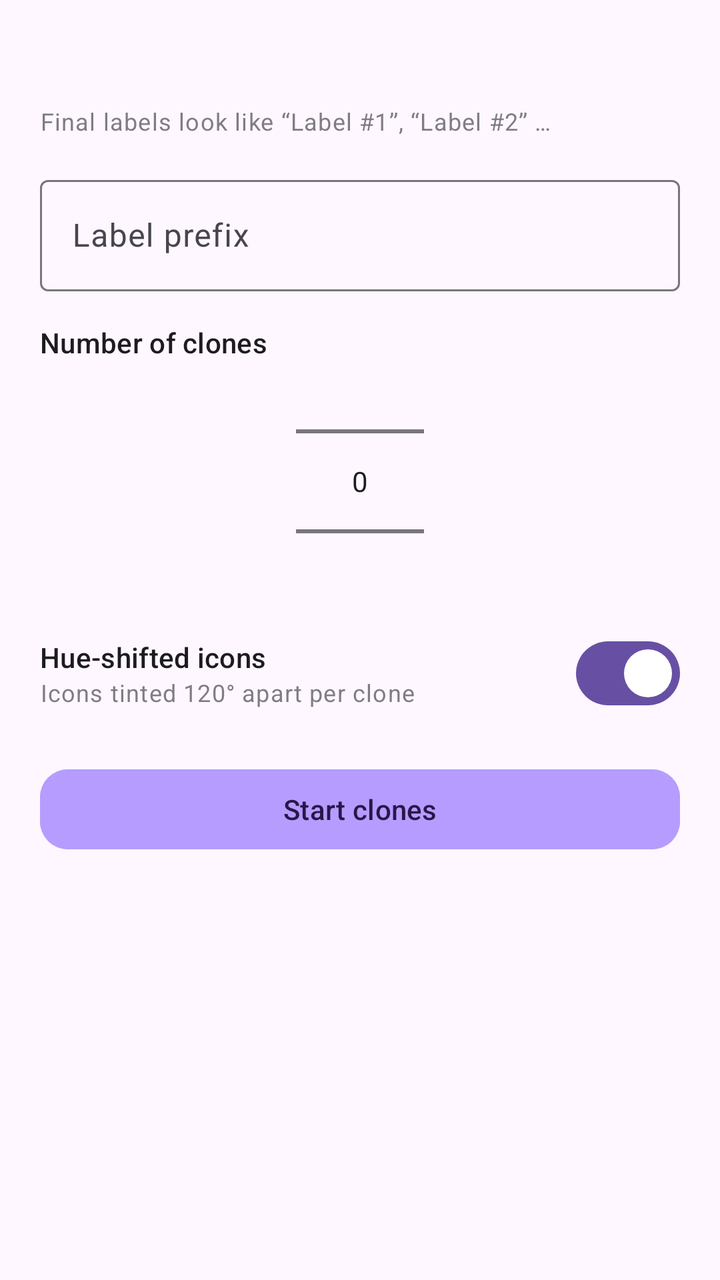
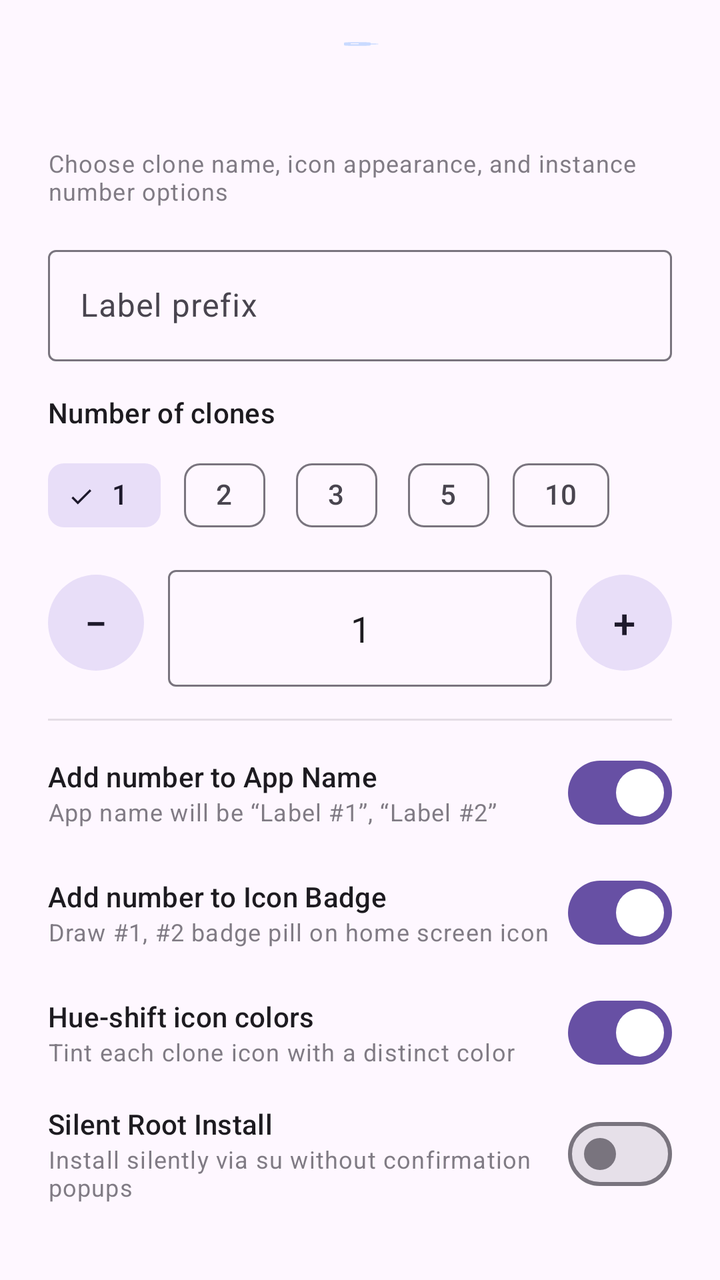

Before-and-after screenshots of an Android layout around one commit, followed by the original layout XML and the change that was made.
<!-- AndroidManifest.xml: application theme Theme.CloneForge -->
<!-- res/layout/sheet_clone.xml -->
<?xml version="1.0" encoding="utf-8"?>
<LinearLayout xmlns:android="http://schemas.android.com/apk/res/android"
    xmlns:app="http://schemas.android.com/apk/res-auto"
    android:id="@+id/ll_sheet_root"
    android:layout_width="match_parent"
    android:layout_height="wrap_content"
    android:orientation="vertical"
    android:paddingStart="20dp"
    android:paddingTop="16dp"
    android:paddingEnd="20dp"
    android:paddingBottom="24dp">

    <TextView
        android:id="@+id/tv_sheet_app"
        android:layout_width="match_parent"
        android:layout_height="wrap_content"
        android:textAppearance="?attr/textAppearanceHeadlineSmall" />

    <TextView
        android:id="@+id/tv_sheet_hint"
        android:layout_width="match_parent"
        android:layout_height="wrap_content"
        android:layout_marginTop="4dp"
        android:text="@string/sheet_hint_pattern"
        android:textAppearance="?attr/textAppearanceBodySmall"
        android:alpha="0.7" />

    <com.google.android.material.textfield.TextInputLayout
        android:id="@+id/til_prefix"
        style="@style/Widget.Material3.TextInputLayout.OutlinedBox"
        android:layout_width="match_parent"
        android:layout_height="wrap_content"
        android:layout_marginTop="16dp"
        android:hint="@string/hint_label_prefix">

        <com.google.android.material.textfield.TextInputEditText
            android:id="@+id/edit_prefix"
            android:layout_width="match_parent"
            android:layout_height="wrap_content"
            android:inputType="text"
            android:maxLines="1" />
    </com.google.android.material.textfield.TextInputLayout>

    <TextView
        android:id="@+id/tv_count_label"
        android:layout_width="match_parent"
        android:layout_height="wrap_content"
        android:layout_marginTop="16dp"
        android:text="@string/label_clone_count"
        android:textAppearance="?attr/textAppearanceTitleSmall" />

    <NumberPicker
        android:id="@+id/picker_count"
        android:layout_width="wrap_content"
        android:layout_height="120dp"
        android:layout_gravity="center_horizontal" />

    <LinearLayout
        android:id="@+id/ll_hue_row"
        android:layout_width="match_parent"
        android:layout_height="wrap_content"
        android:layout_marginTop="12dp"
        android:gravity="center_vertical"
        android:orientation="horizontal">

        <LinearLayout
            android:layout_width="0dp"
            android:layout_height="wrap_content"
            android:layout_weight="1"
            android:orientation="vertical">

            <TextView
                android:id="@+id/tv_hue_label"
                android:layout_width="wrap_content"
                android:layout_height="wrap_content"
                android:text="@string/label_hue_shift"
                android:textAppearance="?attr/textAppearanceTitleSmall" />

            <TextView
                android:id="@+id/tv_hue_helper"
                android:layout_width="wrap_content"
                android:layout_height="wrap_content"
                android:text="@string/label_hue_shift_hint"
                android:textAppearance="?attr/textAppearanceBodySmall"
                android:alpha="0.7" />
        </LinearLayout>

        <com.google.android.material.materialswitch.MaterialSwitch
            android:id="@+id/switch_hue"
            android:layout_width="wrap_content"
            android:layout_height="wrap_content"
            android:checked="true" />
    </LinearLayout>

    <com.google.android.material.button.MaterialButton
        android:id="@+id/btn_start_clone"
        android:layout_width="match_parent"
        android:layout_height="wrap_content"
        android:layout_marginTop="20dp"
        android:backgroundTint="@color/cf_primary"
        android:text="@string/button_start_clones"
        android:textColor="@color/cf_on_primary"
        app:cornerRadius="14dp" />
</LinearLayout>
<!-- resources referenced by this layout -->
<resources>
  <color name="cf_on_primary">#28174A</color>
  <color name="cf_primary">#B69CFF</color>
  <string name="button_start_clones">Start clones</string>
  <string name="hint_label_prefix">Label prefix</string>
  <string name="label_clone_count">Number of clones</string>
  <string name="label_hue_shift">Hue-shifted icons</string>
  <string name="label_hue_shift_hint">Icons tinted 120° apart per clone</string>
  <string name="sheet_hint_pattern">Final labels look like “Label #1”, “Label #2” …</string>
  <style name="Theme.CloneForge" parent="Theme.Material3.DayNight.NoActionBar" />
</resources>

<!-- the commit's change to res/layout/sheet_clone.xml (unified diff, before → after) -->
@@ -5,16 +5,25 @@
     android:layout_width="match_parent"
     android:layout_height="wrap_content"
     android:orientation="vertical"
-    android:paddingStart="20dp"
-    android:paddingTop="16dp"
-    android:paddingEnd="20dp"
-    android:paddingBottom="24dp">
+    android:paddingStart="24dp"
+    android:paddingTop="20dp"
+    android:paddingEnd="24dp"
+    android:paddingBottom="28dp">
+
+    
+    <View
+        android:layout_width="36dp"
+        android:layout_height="4dp"
+        android:layout_gravity="center_horizontal"
+        android:layout_marginBottom="16dp"
+        android:alpha="0.4"
+        android:background="@drawable/ic_launcher_foreground" />
 
     <TextView
         android:id="@+id/tv_sheet_app"
         android:layout_width="match_parent"
         android:layout_height="wrap_content"
-        android:textAppearance="?attr/textAppearanceHeadlineSmall" />
+        android:textAppearance="?attr/textAppearanceTitleLarge" />
 
     <TextView
         android:id="@+id/tv_sheet_hint"
@@ -25,6 +34,7 @@
         android:textAppearance="?attr/textAppearanceBodySmall"
         android:alpha="0.7" />
 
+    
     <com.google.android.material.textfield.TextInputLayout
         android:id="@+id/til_prefix"
         style="@style/Widget.Material3.TextInputLayout.OutlinedBox"
@@ -41,6 +51,7 @@
             android:maxLines="1" />
     </com.google.android.material.textfield.TextInputLayout>
 
+    
     <TextView
         android:id="@+id/tv_count_label"
         android:layout_width="match_parent"
@@ -49,12 +60,192 @@
         android:text="@string/label_clone_count"
         android:textAppearance="?attr/textAppearanceTitleSmall" />
 
-    <NumberPicker
-        android:id="@+id/picker_count"
-        android:layout_width="wrap_content"
-        android:layout_height="120dp"
-        android:layout_gravity="center_horizontal" />
-
+    
+    <com.google.android.material.chip.ChipGroup
+        android:id="@+id/chip_group_count"
+        android:layout_width="match_parent"
+        android:layout_height="wrap_content"
+        android:layout_marginTop="8dp"
+        app:singleSelection="true">
+
+        <com.google.android.material.chip.Chip
+            android:id="@+id/chip_count_1"
+            style="@style/Widget.Material3.Chip.Filter"
+            android:layout_width="wrap_content"
+            android:layout_height="wrap_content"
+            android:checked="true"
+            android:text="1" />
+
+        <com.google.android.material.chip.Chip
+            android:id="@+id/chip_count_2"
+            style="@style/Widget.Material3.Chip.Filter"
+            android:layout_width="wrap_content"
+            android:layout_height="wrap_content"
+            android:text="2" />
+
+        <com.google.android.material.chip.Chip
+            android:id="@+id/chip_count_3"
+            style="@style/Widget.Material3.Chip.Filter"
+            android:layout_width="wrap_content"
+            android:layout_height="wrap_content"
+            android:text="3" />
+
+        <com.google.android.material.chip.Chip
+            android:id="@+id/chip_count_5"
+            style="@style/Widget.Material3.Chip.Filter"
+            android:layout_width="wrap_content"
+            android:layout_height="wrap_content"
+            android:text="5" />
+
+        <com.google.android.material.chip.Chip
+            android:id="@+id/chip_count_10"
+            style="@style/Widget.Material3.Chip.Filter"
+            android:layout_width="wrap_content"
+            android:layout_height="wrap_content"
+            android:text="10" />
+    </com.google.android.material.chip.ChipGroup>
+
+    
+    <LinearLayout
+        android:layout_width="match_parent"
+        android:layout_height="wrap_content"
+        android:layout_marginTop="8dp"
+        android:gravity="center_vertical"
+        android:orientation="horizontal">
+
+        <com.google.android.material.button.MaterialButton
+            android:id="@+id/btn_count_minus"
+            style="@style/Widget.Material3.Button.TonalButton"
+            android:layout_width="48dp"
+            android:layout_height="48dp"
+            android:insetLeft="0dp"
+            android:insetTop="0dp"
+            android:insetRight="0dp"
+            android:insetBottom="0dp"
+            android:padding="0dp"
+            android:text="−"
+            android:textSize="20sp"
+            app:cornerRadius="24dp" />
+
+        <com.google.android.material.textfield.TextInputLayout
+            android:id="@+id/til_count"
+            style="@style/Widget.Material3.TextInputLayout.OutlinedBox"
+            android:layout_width="0dp"
+            android:layout_height="wrap_content"
+            android:layout_weight="1"
+            android:layout_marginStart="12dp"
+            android:layout_marginEnd="12dp">
+
+            <com.google.android.material.textfield.TextInputEditText
+                android:id="@+id/edit_count"
+                android:layout_width="match_parent"
+                android:layout_height="wrap_content"
+                android:gravity="center"
+                android:inputType="number"
+                android:maxLines="1"
+                android:text="1"
+                android:textSize="18sp" />
+        </com.google.android.material.textfield.TextInputLayout>
+
+        <com.google.android.material.button.MaterialButton
+            android:id="@+id/btn_count_plus"
+            style="@style/Widget.Material3.Button.TonalButton"
+            android:layout_width="48dp"
+            android:layout_height="48dp"
+            android:insetLeft="0dp"
+            android:insetTop="0dp"
+            android:insetRight="0dp"
+            android:insetBottom="0dp"
+            android:padding="0dp"
+            android:text="+"
+            android:textSize="20sp"
+            app:cornerRadius="24dp" />
+    </LinearLayout>
+
+    <View
+        android:layout_width="match_parent"
+        android:layout_height="1dp"
+        android:layout_marginTop="16dp"
+        android:layout_marginBottom="12dp"
+        android:alpha="0.1"
+        android:background="?android:attr/colorForeground" />
+
+    
+    <LinearLayout
+        android:id="@+id/ll_name_number_row"
+        android:layout_width="match_parent"
+        android:layout_height="wrap_content"
+        android:gravity="center_vertical"
+        android:orientation="horizontal">
+
+        <LinearLayout
+            android:layout_width="0dp"
+            android:layout_height="wrap_content"
+            android:layout_weight="1"
+            android:orientation="vertical">
+
+            <TextView
+                android:id="@+id/tv_name_number_label"
+                android:layout_width="wrap_content"
+                android:layout_height="wrap_content"
+                android:text="@string/label_number_in_name"
+                android:textAppearance="?attr/textAppearanceTitleSmall" />
+
+            <TextView
+                android:id="@+id/tv_name_number_helper"
+                android:layout_width="wrap_content"
+                android:layout_height="wrap_content"
+                android:text="@string/label_number_in_name_hint"
+                android:textAppearance="?attr/textAppearanceBodySmall"
+                android:alpha="0.7" />
+        </LinearLayout>
+
+        <com.google.android.material.materialswitch.MaterialSwitch
+            android:id="@+id/switch_number_in_name"
+            android:layout_width="wrap_content"
+            android:layout_height="wrap_content"
+            android:checked="true" />
+    </LinearLayout>
+
+    
+    <LinearLayout
+        android:id="@+id/ll_badge_row"
+        android:layout_width="match_parent"
+        android:layout_height="wrap_content"
+        android:layout_marginTop="12dp"
+        android:gravity="center_vertical"
+        android:orientation="horizontal">
+
+        <LinearLayout
+            android:layout_width="0dp"
+            android:layout_height="wrap_content"
+            android:layout_weight="1"
+            android:orientation="vertical">
+
+            <TextView
+                android:id="@+id/tv_badge_label"
+                android:layout_width="wrap_content"
+                android:layout_height="wrap_content"
+                android:text="@string/label_number_in_icon"
+                android:textAppearance="?attr/textAppearanceTitleSmall" />
+
+            <TextView
+                android:id="@+id/tv_badge_helper"
+                android:layout_width="wrap_content"
+                android:layout_height="wrap_content"
+                android:text="@string/label_number_in_icon_hint"
+                android:textAppearance="?attr/textAppearanceBodySmall"
+                android:alpha="0.7" />
+        </LinearLayout>
+
+        <com.google.android.material.materialswitch.MaterialSwitch
+            android:id="@+id/switch_number_in_icon"
+            android:layout_width="wrap_content"
+            android:layout_height="wrap_content"
+            android:checked="true" />
+    </LinearLayout>
+
+    
     <LinearLayout
         android:id="@+id/ll_hue_row"
         android:layout_width="match_parent"
@@ -92,13 +283,52 @@
             android:checked="true" />
     </LinearLayout>
 
+    
+    <LinearLayout
+        android:id="@+id/ll_root_row"
+        android:layout_width="match_parent"
+        android:layout_height="wrap_content"
+        android:layout_marginTop="12dp"
+        android:gravity="center_vertical"
+        android:orientation="horizontal">
+
+        <LinearLayout
+            android:layout_width="0dp"
+            android:layout_height="wrap_content"
+            android:layout_weight="1"
+            android:orientation="vertical">
+
+            <TextView
+                android:id="@+id/tv_root_label"
+                android:layout_width="wrap_content"
+                android:layout_height="wrap_content"
+                android:text="@string/label_root_install"
+                android:textAppearance="?attr/textAppearanceTitleSmall" />
+
+            <TextView
+                android:id="@+id/tv_root_helper"
+                android:layout_width="wrap_content"
+                android:layout_height="wrap_content"
+                android:text="@string/label_root_install_hint"
+                android:textAppearance="?attr/textAppearanceBodySmall"
+                android:alpha="0.7" />
+        </LinearLayout>
+
+        <com.google.android.material.materialswitch.MaterialSwitch
+            android:id="@+id/switch_root"
+            android:layout_width="wrap_content"
+            android:layout_height="wrap_content"
+            android:checked="false" />
+    </LinearLayout>
+
+    
     <com.google.android.material.button.MaterialButton
         android:id="@+id/btn_start_clone"
-        android:layout_width="match_parent"
-        android:layout_height="wrap_content"
-        android:layout_marginTop="20dp"
-        android:backgroundTint="@color/cf_primary"
+        style="@style/Widget.Material3.Button"
+        android:layout_width="match_parent"
+        android:layout_height="56dp"
+        android:layout_marginTop="24dp"
         android:text="@string/button_start_clones"
-        android:textColor="@color/cf_on_primary"
-        app:cornerRadius="14dp" />
+        android:textSize="16sp"
+        app:cornerRadius="16dp" />
 </LinearLayout>
<!-- resource entries referenced after the edit -->
@@ -1,13 +1,24 @@
 <!-- resources referenced by this layout -->
 <resources>
-  <color name="cf_on_primary">#28174A</color>
-  <color name="cf_primary">#B69CFF</color>
-  <string name="button_start_clones">Start clones</string>
+  <!-- drawable ic_launcher_foreground (drawable) -->
+  <vector xmlns:android="http://schemas.android.com/apk/res/android"
+      android:width="108dp" android:height="108dp"
+      android:viewportWidth="108" android:viewportHeight="108">
+      <path android:fillColor="#7CB1FF"
+          android:pathData="M38,30 h24 a8,8 0 0 1 8,8 v10 h6 a6,6 0 0 1 0,12 h-6 v10 a8,8 0 0 1 -8,8 h-24 a8,8 0 0 1 -8,-8 v-32 a8,8 0 0 1 8,-8 z M40,56 h12 v-10 h-12 z" />
+  </vector>
+  <string name="button_start_clones">Start Cloning</string>
   <string name="hint_label_prefix">Label prefix</string>
   <string name="label_clone_count">Number of clones</string>
-  <string name="label_hue_shift">Hue-shifted icons</string>
-  <string name="label_hue_shift_hint">Icons tinted 120° apart per clone</string>
-  <string name="sheet_hint_pattern">Final labels look like “Label #1”, “Label #2” …</string>
+  <string name="label_hue_shift">Hue-shift icon colors</string>
+  <string name="label_hue_shift_hint">Tint each clone icon with a distinct color</string>
+  <string name="label_number_in_icon">Add number to Icon Badge</string>
+  <string name="label_number_in_icon_hint">Draw #1, #2 badge pill on home screen icon</string>
+  <string name="label_number_in_name">Add number to App Name</string>
+  <string name="label_number_in_name_hint">App name will be “Label #1”, “Label #2”</string>
+  <string name="label_root_install">Silent Root Install</string>
+  <string name="label_root_install_hint">Install silently via su without confirmation popups</string>
+  <string name="sheet_hint_pattern">Choose clone name, icon appearance, and instance number options</string>
   <style name="Theme.CloneForge" parent="Theme.Material3.DayNight.NoActionBar" />
 </resources>
 
